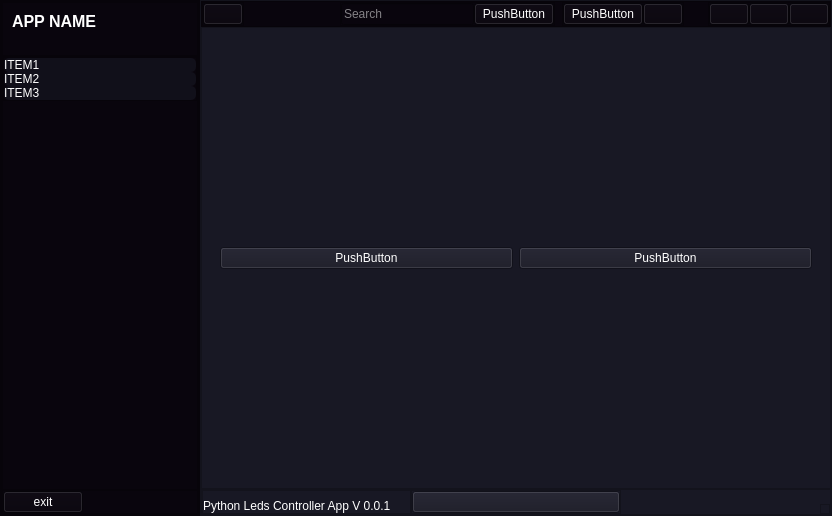
First picture: the form in Ui/interface.ui, repository JohnnyProg/FastLedProject, before the edit.
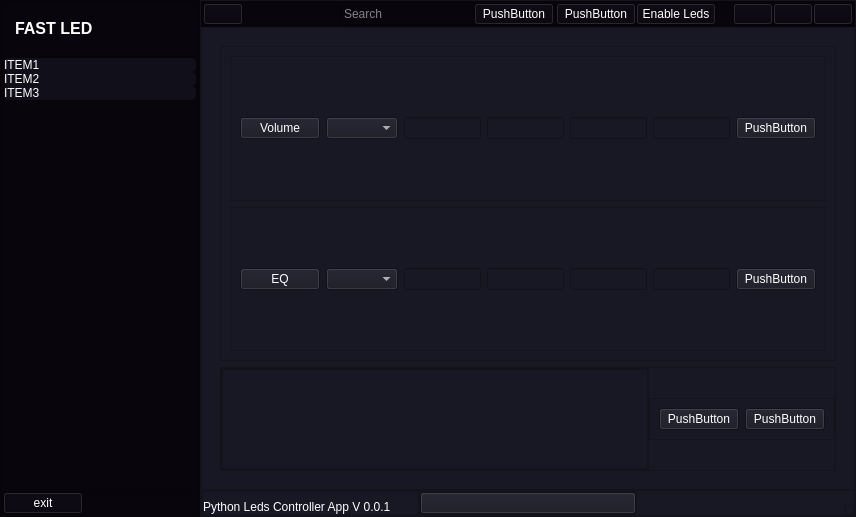
Second picture: the form after the edit. The open tabs and pages were chosen to show the change. Icons and pictures are not drawn.

The edit to the form file:
```diff
--- a/Ui/interface.ui
+++ b/Ui/interface.ui
@@ -6,8 +6,8 @@
    <rect>
     <x>0</x>
     <y>0</y>
-    <width>832</width>
-    <height>516</height>
+    <width>856</width>
+    <height>517</height>
    </rect>
   </property>
   <property name="windowTitle">
@@ -129,7 +129,7 @@
              <enum>QFrame::Raised</enum>
             </property>
             <layout class="QHBoxLayout" name="horizontalLayout_8">
-             <item alignment="Qt::AlignLeft|Qt::AlignTop">
+             <item alignment="Qt::AlignHCenter|Qt::AlignVCenter">
               <widget class="QLabel" name="label_name">
                <property name="font">
                 <font>
@@ -139,11 +139,11 @@
                 </font>
                </property>
                <property name="text">
-                <string>APP NAME</string>
+                <string>FAST LED</string>
                </property>
               </widget>
              </item>
-             <item alignment="Qt::AlignLeft|Qt::AlignTop">
+             <item alignment="Qt::AlignVCenter">
               <widget class="QLabel" name="label_icon">
                <property name="text">
                 <string/>
@@ -473,12 +473,18 @@
              <item>
               <widget class="QPushButton" name="button_led_power">
                <property name="text">
-                <string/>
+                <string>Enable Leds</string>
                </property>
                <property name="icon">
                 <iconset resource="icons.qrc">
                  <normaloff>:/icons/icons/icons/power.svg</normaloff>:/icons/icons/icons/power.svg</iconset>
                </property>
+               <property name="iconSize">
+                <size>
+                 <width>25</width>
+                 <height>25</height>
+                </size>
+               </property>
               </widget>
              </item>
             </layout>
@@ -582,42 +588,229 @@
             <widget class="QWidget" name="page">
              <layout class="QVBoxLayout" name="verticalLayout_9">
               <item>
-               <widget class="QPushButton" name="pushButton_3">
-                <property name="text">
-                 <string>PushButton</string>
+               <widget class="QFrame" name="frame">
+                <property name="sizePolicy">
+                 <sizepolicy hsizetype="Preferred" vsizetype="Expanding">
+                  <horstretch>0</horstretch>
+                  <verstretch>0</verstretch>
+                 </sizepolicy>
                 </property>
-               </widget>
-              </item>
-              <item>
-               <widget class="QPushButton" name="pushButton">
-                <property name="text">
-                 <string>PushButton</string>
+                <property name="styleSheet">
+                 <string notr="true"/>
                 </property>
                </widget>
               </item>
-              <item>
-               <widget class="QPushButton" name="pushButton_2">
-                <property name="text">
-                 <string>PushButton</string>
+              <item alignment="Qt::AlignBottom">
+               <widget class="QFrame" name="frame_2">
+                <property name="frameShape">
+                 <enum>QFrame::StyledPanel</enum>
                 </property>
                </widget>
               </item>
              </layout>
             </widget>
             <widget class="QWidget" name="page_2">
-             <layout class="QHBoxLayout" name="horizontalLayout_10">
+             <layout class="QVBoxLayout" name="verticalLayout_12">
               <item>
-               <widget class="QPushButton" name="pushButton_6">
-                <property name="text">
-                 <string>PushButton</string>
+               <widget class="QFrame" name="frame_6">
+                <property name="sizePolicy">
+                 <sizepolicy hsizetype="Preferred" vsizetype="Expanding">
+                  <horstretch>0</horstretch>
+                  <verstretch>0</verstretch>
+                 </sizepolicy>
                 </property>
+                <property name="frameShape">
+                 <enum>QFrame::StyledPanel</enum>
+                </property>
+                <property name="frameShadow">
+                 <enum>QFrame::Raised</enum>
+                </property>
+                <layout class="QVBoxLayout" name="verticalLayout_14">
+                 <item>
+                  <widget class="QFrame" name="frame_volume">
+                   <property name="frameShape">
+                    <enum>QFrame::StyledPanel</enum>
+                   </property>
+                   <property name="frameShadow">
+                    <enum>QFrame::Raised</enum>
+                   </property>
+                   <layout class="QHBoxLayout" name="horizontalLayout_14">
+                    <item>
+                     <widget class="QPushButton" name="pushButton_3">
+                      <property name="text">
+                       <string>Volume</string>
+                      </property>
+                     </widget>
+                    </item>
+                    <item>
+                     <widget class="QComboBox" name="comboBox"/>
+                    </item>
+                    <item>
+                     <widget class="QLineEdit" name="lineEdit"/>
+                    </item>
+                    <item>
+                     <widget class="QLineEdit" name="lineEdit_2"/>
+                    </item>
+                    <item>
+                     <widget class="QLineEdit" name="lineEdit_3"/>
+                    </item>
+                    <item>
+                     <widget class="QLineEdit" name="lineEdit_4"/>
+                    </item>
+                    <item>
+                     <widget class="QPushButton" name="pushButton_6">
+                      <property name="text">
+                       <string>PushButton</string>
+                      </property>
+                     </widget>
+                    </item>
+                   </layout>
+                  </widget>
+                 </item>
+                 <item>
+                  <widget class="QFrame" name="frame_EQ">
+                   <property name="frameShape">
+                    <enum>QFrame::StyledPanel</enum>
+                   </property>
+                   <property name="frameShadow">
+                    <enum>QFrame::Raised</enum>
+                   </property>
+                   <layout class="QHBoxLayout" name="horizontalLayout_15">
+                    <item>
+                     <widget class="QPushButton" name="pushButton_4">
+                      <property name="text">
+                       <string>EQ</string>
+                      </property>
+                     </widget>
+                    </item>
+                    <item>
+                     <widget class="QComboBox" name="comboBox_2"/>
+                    </item>
+                    <item>
+                     <widget class="QLineEdit" name="lineEdit_5"/>
+                    </item>
+                    <item>
+                     <widget class="QLineEdit" name="lineEdit_6"/>
+                    </item>
+                    <item>
+                     <widget class="QLineEdit" name="lineEdit_7"/>
+                    </item>
+                    <item>
+                     <widget class="QLineEdit" name="lineEdit_8"/>
+                    </item>
+                    <item>
+                     <widget class="QPushButton" name="pushButton_13">
+                      <property name="text">
+                       <string>PushButton</string>
+                      </property>
+                     </widget>
+                    </item>
+                   </layout>
+                  </widget>
+                 </item>
+                </layout>
                </widget>
               </item>
-              <item>
-               <widget class="QPushButton" name="pushButton_4">
-                <property name="text">
-                 <string>PushButton</string>
+              <item alignment="Qt::AlignBottom">
+               <widget class="QFrame" name="frame_5">
+                <property name="sizePolicy">
+                 <sizepolicy hsizetype="Expanding" vsizetype="Preferred">
+                  <horstretch>0</horstretch>
+                  <verstretch>0</verstretch>
+                 </sizepolicy>
                 </property>
+                <property name="frameShape">
+                 <enum>QFrame::StyledPanel</enum>
+                </property>
+                <property name="frameShadow">
+                 <enum>QFrame::Raised</enum>
+                </property>
+                <layout class="QHBoxLayout" name="horizontalLayout_10">
+                 <property name="spacing">
+                  <number>0</number>
+                 </property>
+                 <property name="leftMargin">
+                  <number>0</number>
+                 </property>
+                 <property name="topMargin">
+                  <number>0</number>
+                 </property>
+                 <property name="rightMargin">
+                  <number>0</number>
+                 </property>
+                 <property name="bottomMargin">
+                  <number>0</number>
+                 </property>
+                 <item alignment="Qt::AlignBottom">
+                  <widget class="QFrame" name="frame_8">
+                   <property name="sizePolicy">
+                    <sizepolicy hsizetype="Expanding" vsizetype="Preferred">
+                     <horstretch>0</horstretch>
+                     <verstretch>0</verstretch>
+                    </sizepolicy>
+                   </property>
+                   <property name="frameShape">
+                    <enum>QFrame::StyledPanel</enum>
+                   </property>
+                   <property name="frameShadow">
+                    <enum>QFrame::Raised</enum>
+                   </property>
+                   <layout class="QVBoxLayout" name="verticalLayout_13">
+                    <property name="spacing">
+                     <number>0</number>
+                    </property>
+                    <property name="leftMargin">
+                     <number>0</number>
+                    </property>
+                    <property name="topMargin">
+                     <number>0</number>
+                    </property>
+                    <property name="rightMargin">
+                     <number>0</number>
+                    </property>
+                    <property name="bottomMargin">
+                     <number>0</number>
+                    </property>
+                    <item alignment="Qt::AlignTop">
+                     <widget class="QTextBrowser" name="textBrowser">
+                      <property name="maximumSize">
+                       <size>
+                        <width>16777215</width>
+                        <height>100</height>
+                       </size>
+                      </property>
+                     </widget>
+                    </item>
+                   </layout>
+                  </widget>
+                 </item>
+                 <item alignment="Qt::AlignRight|Qt::AlignVCenter">
+                  <widget class="QFrame" name="frame_7">
+                   <property name="frameShape">
+                    <enum>QFrame::StyledPanel</enum>
+                   </property>
+                   <property name="frameShadow">
+                    <enum>QFrame::Raised</enum>
+                   </property>
+                   <layout class="QHBoxLayout" name="horizontalLayout_13">
+                    <item alignment="Qt::AlignVCenter">
+                     <widget class="QPushButton" name="pushButton">
+                      <property name="text">
+                       <string>PushButton</string>
+                      </property>
+                     </widget>
+                    </item>
+                    <item>
+                     <widget class="QPushButton" name="pushButton_2">
+                      <property name="text">
+                       <string>PushButton</string>
+                      </property>
+                     </widget>
+                    </item>
+                   </layout>
+                  </widget>
+                 </item>
+                </layout>
                </widget>
               </item>
              </layout>
```
Left out of the diff: 146 changed lines with no effect on the pictures.
